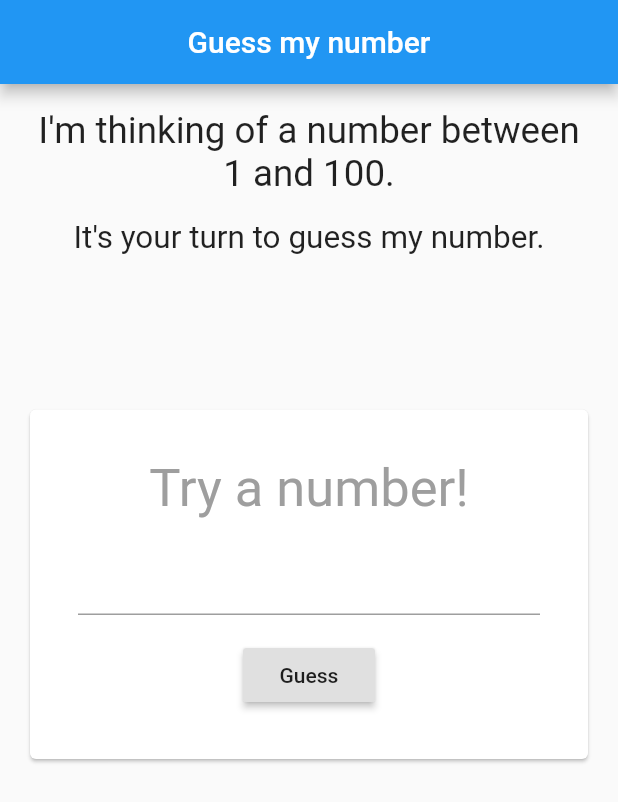
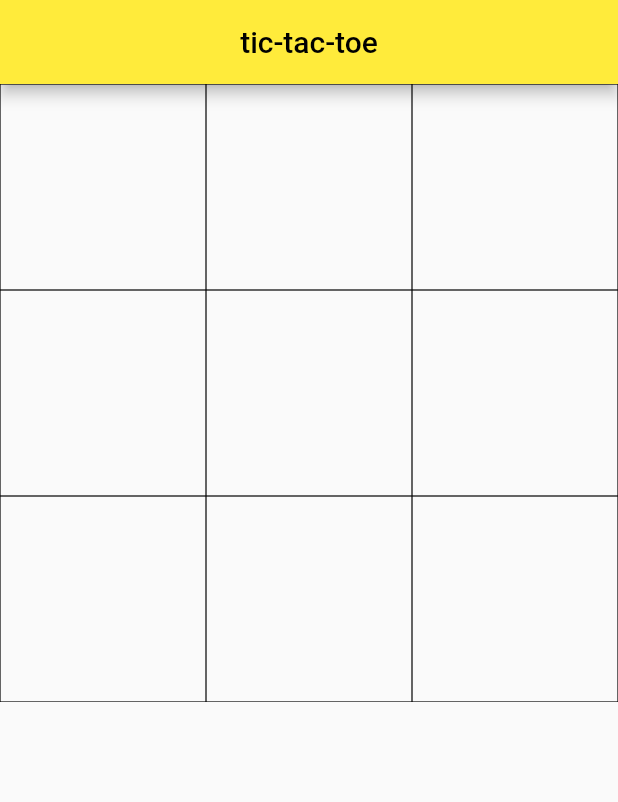
Before and after one commit to bogpie/Flutter-GAD, a Flutter app: the screen it shows after launch, on a phone screen of 412 x 824 dp. Shown: the top 802 px of the screen. Run offline on Flutter 3.47's test engine with Material 2 defaults, Android fonts, the phone set to English and light mode, and no system bars; our stand-ins replace rflutter_alert.

Commit message:
started the tic-tac-toe implmentation
planning to color specific cells instead of the whole grid

```diff
--- a/lib/main.dart
+++ b/lib/main.dart
@@ -1,6 +1,6 @@
 //import 'package:flutter/material.dart' ;
-import 'src/tema02_guess_number.dart' as app;
+import 'src/tema03_ticatactoe.dart' as app;
 
-void main(){
+void main() {
   app.main();
 }
--- /dev/null
+++ b/lib/src/tema03_ticatactoe.dart
@@ -0,0 +1,62 @@
+import 'package:flutter/cupertino.dart';
+import 'package:flutter/material.dart';
+
+void main() {
+  runApp(TicTacToe());
+}
+
+class TicTacToe extends StatelessWidget {
+  @override
+  Widget build(BuildContext context) {
+    return MaterialApp(home: HomePage());
+  }
+}
+
+class HomePage extends StatefulWidget {
+  @override
+  _HomePageState createState() => _HomePageState();
+}
+
+class _HomePageState extends State<HomePage> {
+  int player = 0;
+  List<MaterialColor> colors = [Colors.red, Colors.green];
+  MaterialColor color;
+
+  @override
+  Widget build(BuildContext context) {
+    return Scaffold(
+        appBar: AppBar(
+            backgroundColor: Colors.yellow,
+            centerTitle: true,
+            title: const Text(
+              'tic-tac-toe',
+              style: TextStyle(color: Colors.black),
+            )),
+        body: GridView.builder(
+          itemCount: 9,
+          gridDelegate: const SliverGridDelegateWithFixedCrossAxisCount(
+              crossAxisCount: 3, crossAxisSpacing: 0, mainAxisSpacing: 0),
+          itemBuilder: (BuildContext context, int index) {
+            return GestureDetector(
+              onTap: () {
+                print('Clicked $index');
+                setState(() {
+                  color = colors[player];
+                  if (player == 0)
+                    player = 1;
+                  else
+                    player = 0;
+                });
+              },
+              child: AnimatedContainer(
+                decoration: BoxDecoration(
+                  border: Border.all(width: 0.4),
+                  color: color,
+                ),
+                duration: const Duration(milliseconds: 250),
+              ),
+            );
+          },
+        ));
+  }
+}
```
